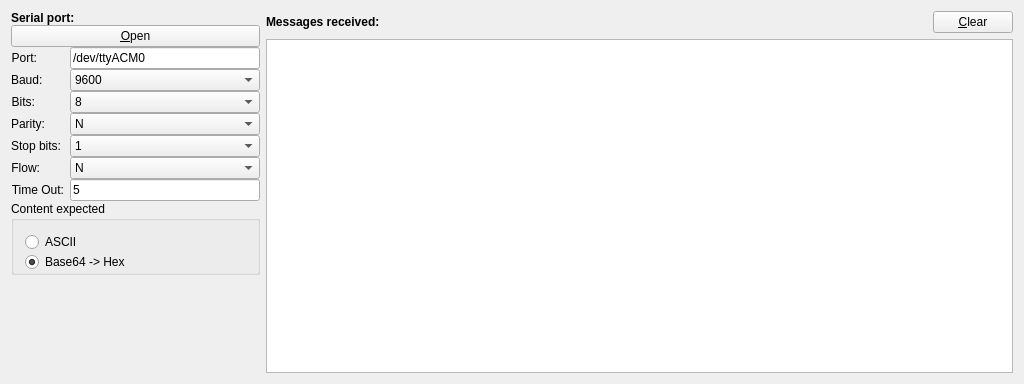
frj2a/QtQrCode, file gui/QRcode.ui: the form before one commit.
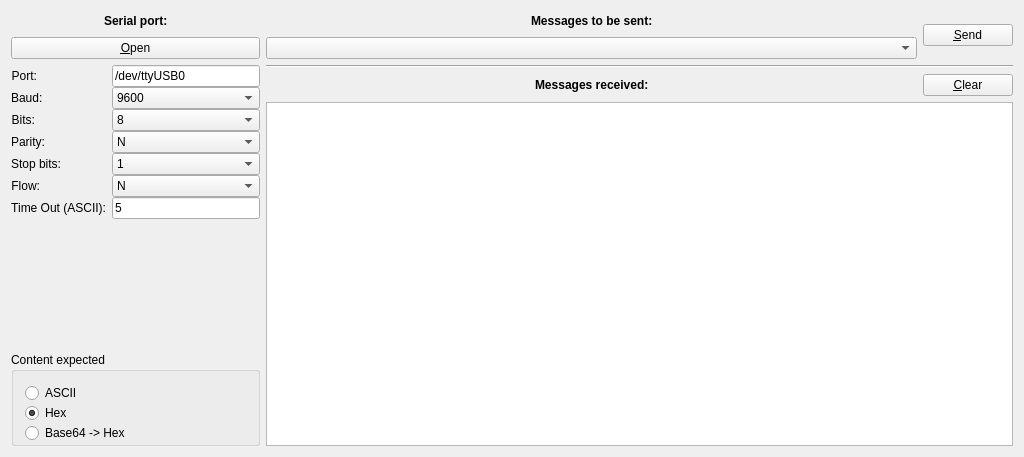
The form after the commit. Icons and pictures are not drawn.

Commit message: feat(commands): Add ability to send serial commands to QR code reader

Patch:
```diff
--- a/gui/QRcode.ui
+++ b/gui/QRcode.ui
@@ -7,7 +7,7 @@
     <x>0</x>
     <y>0</y>
     <width>1024</width>
-    <height>384</height>
+    <height>457</height>
    </rect>
   </property>
   <property name="windowTitle">
@@ -17,24 +17,51 @@
    <iconset resource="../res/QRcode.qrc">
     <normaloff>:/logo/logo</normaloff>:/logo/logo</iconset>
   </property>
-  <layout class="QHBoxLayout" name="horizontalLayout_2" stretch="1,3">
+  <layout class="QHBoxLayout" name="horizontalLayout_5" stretch="1,3">
    <item>
     <layout class="QVBoxLayout" name="verticalLayout">
-     <property name="spacing">
-      <number>0</number>
-     </property>
      <item>
-      <widget class="QLabel" name="label_6">
-       <property name="font">
-        <font>
-         <weight>75</weight>
-         <bold>true</bold>
-        </font>
-       </property>
-       <property name="text">
-        <string>Serial port:</string>
-       </property>
-      </widget>
+      <layout class="QHBoxLayout" name="horizontalLayout_4">
+       <item>
+        <spacer name="horizontalSpacer_5">
+         <property name="orientation">
+          <enum>Qt::Horizontal</enum>
+         </property>
+         <property name="sizeHint" stdset="0">
+          <size>
+           <width>40</width>
+           <height>20</height>
+          </size>
+         </property>
+        </spacer>
+       </item>
+       <item>
+        <widget class="QLabel" name="label_6">
+         <property name="font">
+          <font>
+           <weight>75</weight>
+           <bold>true</bold>
+          </font>
+         </property>
+         <property name="text">
+          <string>Serial port:</string>
+         </property>
+        </widget>
+       </item>
+       <item>
+        <spacer name="horizontalSpacer_6">
+         <property name="orientation">
+          <enum>Qt::Horizontal</enum>
+         </property>
+         <property name="sizeHint" stdset="0">
+          <size>
+           <width>40</width>
+           <height>20</height>
+          </size>
+         </property>
+        </spacer>
+       </item>
+      </layout>
      </item>
      <item>
       <widget class="QPushButton" name="pbOpenClose">
@@ -61,7 +88,7 @@
        <item row="0" column="1">
         <widget class="QLineEdit" name="leDevice">
          <property name="text">
-          <string notr="true">/dev/ttyACM0</string>
+          <string notr="true">/dev/ttyUSB0</string>
          </property>
         </widget>
        </item>
@@ -269,7 +296,7 @@
        <item row="6" column="0">
         <widget class="QLabel" name="label_4">
          <property name="text">
-          <string>Time Out:</string>
+          <string>Time Out (ASCII):</string>
          </property>
          <property name="alignment">
           <set>Qt::AlignRight|Qt::AlignTrailing|Qt::AlignVCenter</set>
@@ -285,6 +312,19 @@
        </item>
       </layout>
      </item>
+     <item>
+      <spacer name="verticalSpacer">
+       <property name="orientation">
+        <enum>Qt::Vertical</enum>
+       </property>
+       <property name="sizeHint" stdset="0">
+        <size>
+         <width>20</width>
+         <height>40</height>
+        </size>
+       </property>
+      </spacer>
+     </item>
      <item>
       <widget class="QGroupBox" name="groupBox">
        <property name="title">
@@ -302,6 +342,19 @@
           <property name="text">
            <string>ASCII</string>
           </property>
+          <property name="checked">
+           <bool>false</bool>
+          </property>
+         </widget>
+        </item>
+        <item>
+         <widget class="QRadioButton" name="rbHex">
+          <property name="text">
+           <string>Hex</string>
+          </property>
+          <property name="checked">
+           <bool>true</bool>
+          </property>
          </widget>
         </item>
         <item>
@@ -310,32 +363,112 @@
            <string>Base64 -&gt; Hex</string>
           </property>
           <property name="checked">
-           <bool>true</bool>
+           <bool>false</bool>
           </property>
          </widget>
         </item>
        </layout>
       </widget>
      </item>
-     <item>
-      <spacer name="verticalSpacer">
-       <property name="orientation">
-        <enum>Qt::Vertical</enum>
-       </property>
-       <property name="sizeHint" stdset="0">
-        <size>
-         <width>20</width>
-         <height>40</height>
-        </size>
-       </property>
-      </spacer>
-     </item>
     </layout>
    </item>
    <item>
-    <layout class="QVBoxLayout" name="verticalLayout_2">
+    <layout class="QVBoxLayout" name="verticalLayout_4">
+     <item>
+      <layout class="QHBoxLayout" name="horizontalLayout_3">
+       <item>
+        <layout class="QVBoxLayout" name="verticalLayout_2">
+         <item>
+          <layout class="QHBoxLayout" name="horizontalLayout_2">
+           <item>
+            <spacer name="horizontalSpacer_3">
+             <property name="orientation">
+              <enum>Qt::Horizontal</enum>
+             </property>
+             <property name="sizeHint" stdset="0">
+              <size>
+               <width>40</width>
+               <height>20</height>
+              </size>
+             </property>
+            </spacer>
+           </item>
+           <item>
+            <widget class="QLabel" name="label_11">
+             <property name="font">
+              <font>
+               <weight>75</weight>
+               <bold>true</bold>
+              </font>
+             </property>
+             <property name="text">
+              <string>Messages to be sent:</string>
+             </property>
+            </widget>
+           </item>
+           <item>
+            <spacer name="horizontalSpacer_4">
+             <property name="orientation">
+              <enum>Qt::Horizontal</enum>
+             </property>
+             <property name="sizeHint" stdset="0">
+              <size>
+               <width>40</width>
+               <height>20</height>
+              </size>
+             </property>
+            </spacer>
+           </item>
+          </layout>
+         </item>
+         <item>
+          <widget class="QComboBox" name="cbMessages"/>
+         </item>
+        </layout>
+       </item>
+       <item>
+        <widget class="QPushButton" name="pbSend">
+         <property name="minimumSize">
+          <size>
+           <width>90</width>
+           <height>0</height>
+          </size>
+         </property>
+         <property name="font">
+          <font>
+           <weight>50</weight>
+           <bold>false</bold>
+          </font>
+         </property>
+         <property name="text">
+          <string>&amp;Send</string>
+         </property>
+        </widget>
+       </item>
+      </layout>
+     </item>
+     <item>
+      <widget class="Line" name="line">
+       <property name="orientation">
+        <enum>Qt::Horizontal</enum>
+       </property>
+      </widget>
+     </item>
      <item>
       <layout class="QHBoxLayout" name="horizontalLayout">
+       <item>
+        <spacer name="horizontalSpacer_2">
+         <property name="orientation">
+          <enum>Qt::Horizontal</enum>
+         </property>
+         <property name="sizeHint" stdset="0">
+          <size>
+           <width>40</width>
+           <height>20</height>
+          </size>
+         </property>
+        </spacer>
+       </item>
        <item>
         <widget class="QLabel" name="label_5">
          <property name="font">
@@ -370,6 +503,12 @@
            <verstretch>0</verstretch>
           </sizepolicy>
          </property>
+         <property name="minimumSize">
+          <size>
+           <width>90</width>
+           <height>0</height>
+          </size>
+         </property>
          <property name="text">
           <string>&amp;Clear</string>
          </property>
```
Left out of the diff: 2 changed lines with no effect on the pictures. The commit also changes 9 other files.
